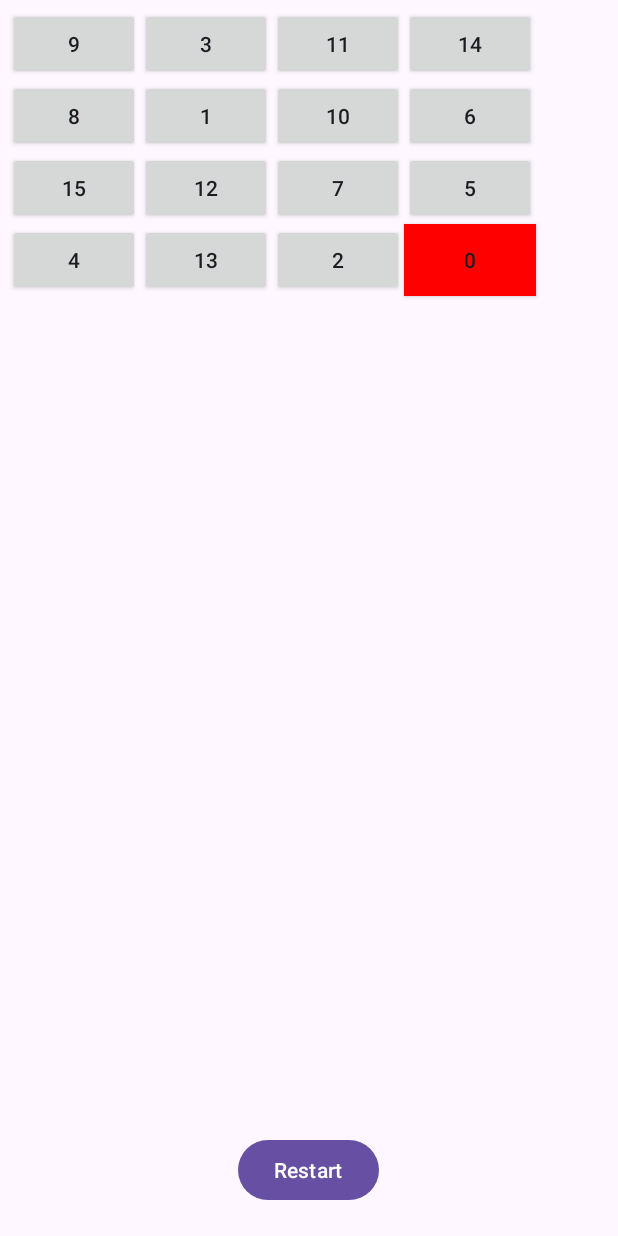
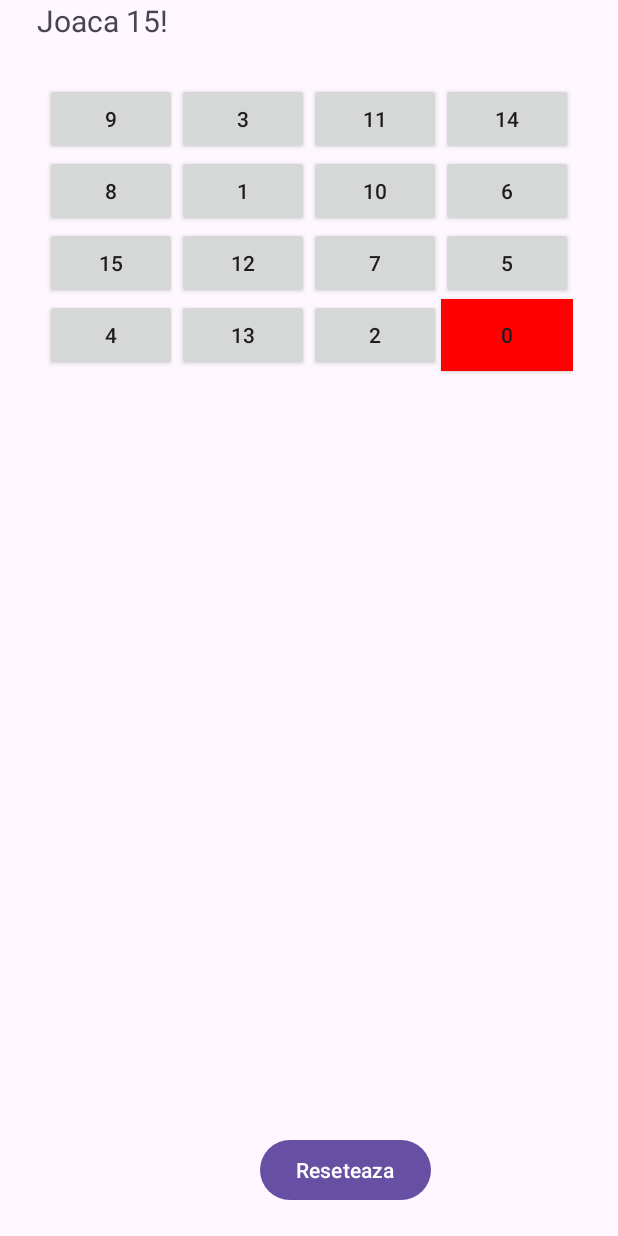
Before and after one commit to CebRazvan/15Puzzle, an Android app: the screen it shows after launch (MainActivity), on a phone screen of 412 x 824 dp. Run offline under Robolectric (Android 15) with nearby library versions, the phone set to English and light mode, and no system bars.

```diff
--- a/app/src/main/java/com/example/a15puzzle/MainActivity.java
+++ b/app/src/main/java/com/example/a15puzzle/MainActivity.java
@@ -60,10 +60,8 @@ public class MainActivity extends AppCompatActivity {
             }
         }
 
-        // Shuffle puzzle to create a solvable state
         shufflePuzzle();
 
-        // Create buttons and add them to the grid layout
         for (int i = 0; i < GRID_SIZE; i++) {
             for (int j = 0; j < GRID_SIZE; j++) {
                 Button button = new Button(this);
@@ -71,9 +69,9 @@ public class MainActivity extends AppCompatActivity {
                 button.setText(String.valueOf(puzzle[i][j]));
                 button.setOnClickListener(new PuzzleClickListener(i, j));
                 buttons.add(button);
-                button.setPadding(0, 0, 0, 0); // Remove padding
+                button.setPadding(0, 0, 0, 0);
                 if (puzzle[i][j] == 0) {
-                    button.setBackgroundColor(Color.RED); // Set red color for 0
+                    button.setBackgroundColor(Color.RED);
                 }
                 gridLayout.addView(button);
             }
@@ -149,11 +147,11 @@ public class MainActivity extends AppCompatActivity {
             Button button = buttons.get(i);
             int buttonRow = i / GRID_SIZE;
             int buttonCol = i % GRID_SIZE;
-            button.setText(String.valueOf(puzzle[buttonRow][buttonCol]));
+            button.setText(String.valueOf(puzzle[buttonRow][buttonCol] == 0 ? "" : puzzle[buttonRow][buttonCol]));
             if (puzzle[buttonRow][buttonCol] == 0) {
                 button.setBackgroundColor(Color.RED); // Set red color for 0
             } else {
-                button.setBackgroundColor(Color.WHITE); // Reset color for other buttons
+                button.setBackgroundColor(Color.GREEN); // Reset color for other buttons
             }
         }
     }
--- a/app/src/main/res/layout/activity_main.xml
+++ b/app/src/main/res/layout/activity_main.xml
@@ -5,23 +5,33 @@
     android:id="@+id/main"
     android:layout_width="match_parent"
     android:layout_height="match_parent"
-    tools:context=".MainActivity">
+    tools:context=".MainActivity"
+    android:gravity="center">
 
+    <TextView
+        android:layout_width="wrap_content"
+        android:layout_height="match_parent"
+        android:text="Joaca 15!"
+        android:textSize="20dp"
+        android:textAlignment="center"
+
+        />
     <GridLayout
         android:id="@+id/gridLayout"
-        android:layout_width="match_parent"
+        android:layout_width="wrap_content"
         android:layout_height="match_parent"
         android:columnCount="4"
         android:rowCount="4"
         android:layout_above="@id/restartButton"
         android:padding="5dp"
+        android:layout_marginTop="50dp"
         android:layout_marginBottom="20dp"/>/>
 
     <Button
         android:id="@+id/restartButton"
         android:layout_width="wrap_content"
         android:layout_height="wrap_content"
-        android:text="Restart"
+        android:text="Reseteaza"
         android:layout_centerHorizontal="true"
         android:layout_alignParentBottom="true"
         android:layout_marginBottom="20dp"/>
```
